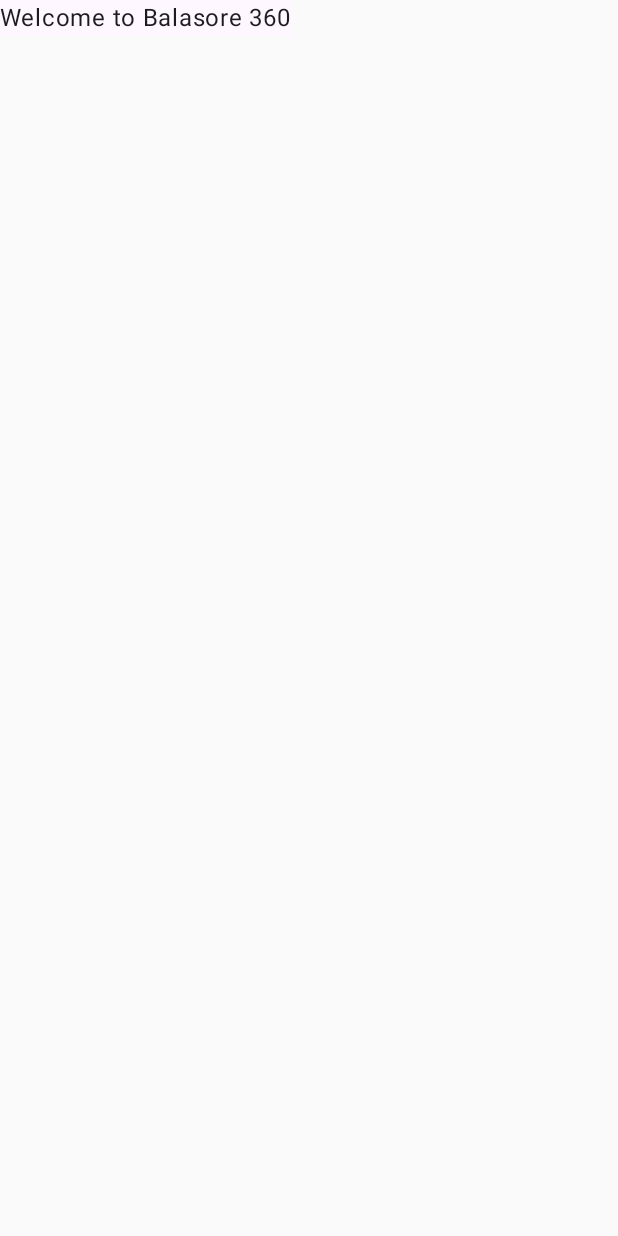
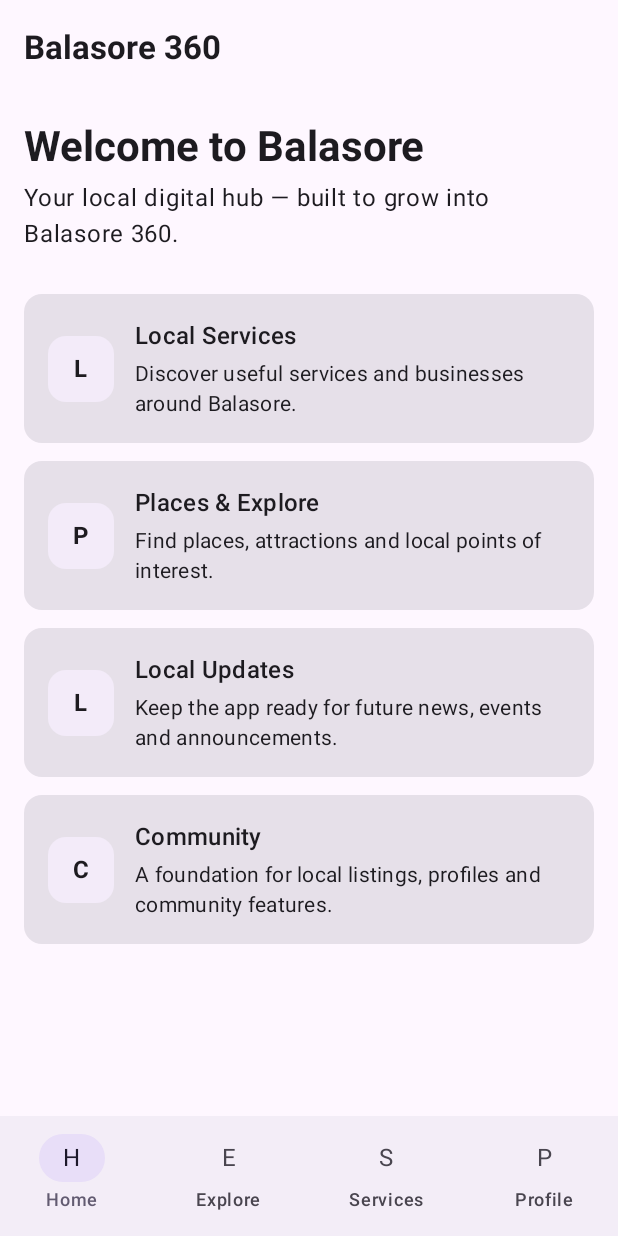
Before and after one commit to niharbhuyan/Balasore360, an Android app built with Jetpack Compose: the screen it shows after launch (MainActivity), on a phone screen of 412 x 824 dp. Before the commit the screen is almost empty. Run offline under Robolectric (Android 15) with nearby library versions, the light colour scheme and no system bars.

Commit message:
Build Balasore360 foundation app shell

```diff
--- a/app/src/main/java/com/balasore360/MainActivity.kt
+++ b/app/src/main/java/com/balasore360/MainActivity.kt
@@ -3,21 +3,148 @@ package com.balasore360
 import android.os.Bundle
 import androidx.activity.ComponentActivity
 import androidx.activity.compose.setContent
+import androidx.compose.foundation.layout.Arrangement
+import androidx.compose.foundation.layout.Column
+import androidx.compose.foundation.layout.Row
+import androidx.compose.foundation.layout.Spacer
+import androidx.compose.foundation.layout.fillMaxSize
+import androidx.compose.foundation.layout.fillMaxWidth
+import androidx.compose.foundation.layout.height
+import androidx.compose.foundation.layout.padding
+import androidx.compose.foundation.layout.size
+import androidx.compose.foundation.lazy.LazyColumn
+import androidx.compose.foundation.lazy.items
+import androidx.compose.material3.Card
+import androidx.compose.material3.ExperimentalMaterial3Api
 import androidx.compose.material3.MaterialTheme
+import androidx.compose.material3.NavigationBar
+import androidx.compose.material3.NavigationBarItem
+import androidx.compose.material3.Scaffold
 import androidx.compose.material3.Surface
 import androidx.compose.material3.Text
+import androidx.compose.material3.TopAppBar
+import androidx.compose.runtime.Composable
+import androidx.compose.runtime.getValue
+import androidx.compose.runtime.mutableIntStateOf
+import androidx.compose.runtime.remember
+import androidx.compose.runtime.setValue
+import androidx.compose.ui.Alignment
+import androidx.compose.ui.Modifier
+import androidx.compose.ui.text.font.FontWeight
+import androidx.compose.ui.unit.dp
+
+private data class Feature(val title: String, val description: String)
+
+private val features = listOf(
+    Feature("Local Services", "Discover useful services and businesses around Balasore."),
+    Feature("Places & Explore", "Find places, attractions and local points of interest."),
+    Feature("Local Updates", "Keep the app ready for future news, events and announcements."),
+    Feature("Community", "A foundation for local listings, profiles and community features.")
+)
 
 class MainActivity : ComponentActivity() {
-
     override fun onCreate(savedInstanceState: Bundle?) {
         super.onCreate(savedInstanceState)
+        setContent { Balasore360App() }
+    }
+}
 
-        setContent {
-            MaterialTheme {
-                Surface {
-                    Text("Welcome to Balasore 360")
+@OptIn(ExperimentalMaterial3Api::class)
+@Composable
+private fun Balasore360App() {
+    var selectedTab by remember { mutableIntStateOf(0) }
+    val tabs = listOf("Home", "Explore", "Services", "Profile")
+
+    MaterialTheme {
+        Surface(modifier = Modifier.fillMaxSize()) {
+            Scaffold(
+                topBar = { TopAppBar(title = { Text("Balasore 360", fontWeight = FontWeight.Bold) }) },
+                bottomBar = {
+                    NavigationBar {
+                        tabs.forEachIndexed { index, label ->
+                            NavigationBarItem(
+                                selected = selectedTab == index,
+                                onClick = { selectedTab = index },
+                                icon = { Text(label.take(1)) },
+                                label = { Text(label) }
+                            )
+                        }
+                    }
+                }
+            ) { padding ->
+                when (selectedTab) {
+                    0 -> HomeScreen(Modifier.padding(padding))
+                    1 -> ExploreScreen(Modifier.padding(padding))
+                    2 -> ServicesScreen(Modifier.padding(padding))
+                    else -> ProfileScreen(Modifier.padding(padding))
                 }
             }
         }
     }
 }
+
+@Composable
+private fun HomeScreen(modifier: Modifier = Modifier) {
+    LazyColumn(
+        modifier = modifier.fillMaxSize().padding(16.dp),
+        verticalArrangement = Arrangement.spacedBy(12.dp)
+    ) {
+        item {
+            Text("Welcome to Balasore", style = MaterialTheme.typography.headlineMedium, fontWeight = FontWeight.Bold)
+            Spacer(Modifier.height(4.dp))
+            Text("Your local digital hub — built to grow into Balasore 360.")
+        }
+        item { Spacer(Modifier.height(4.dp)) }
+        items(features) { feature -> FeatureCard(feature) }
+    }
+}
+
+@Composable
+private fun ExploreScreen(modifier: Modifier = Modifier) {
+    EmptyState(modifier, "Explore Balasore", "Places, attractions, events and local discovery will live here.")
+}
+
+@Composable
+private fun ServicesScreen(modifier: Modifier = Modifier) {
+    EmptyState(modifier, "Local Services", "Business listings, categories, search and contact actions will be added here.")
+}
+
+@Composable
+private fun ProfileScreen(modifier: Modifier = Modifier) {
+    EmptyState(modifier, "Profile", "Account, saved places, preferences and personalization will be connected here.")
+}
+
+@Composable
+private fun EmptyState(modifier: Modifier, title: String, description: String) {
+    Column(
+        modifier = modifier.fillMaxSize().padding(24.dp),
+        horizontalAlignment = Alignment.CenterHorizontally,
+        verticalArrangement = Arrangement.Center
+    ) {
+        Text(title, style = MaterialTheme.typography.headlineSmall, fontWeight = FontWeight.Bold)
+        Spacer(Modifier.height(8.dp))
+        Text(description, style = MaterialTheme.typography.bodyLarge)
+    }
+}
+
+@Composable
+private fun FeatureCard(feature: Feature) {
+    Card(modifier = Modifier.fillMaxWidth()) {
+        Row(
+            modifier = Modifier.padding(16.dp),
+            verticalAlignment = Alignment.CenterVertically
+        ) {
+            Surface(modifier = Modifier.size(44.dp), shape = MaterialTheme.shapes.medium, tonalElevation = 2.dp) {
+                Column(horizontalAlignment = Alignment.CenterHorizontally, verticalArrangement = Arrangement.Center) {
+                    Text(feature.title.take(1), fontWeight = FontWeight.Bold)
+                }
+            }
+            Spacer(Modifier.size(14.dp))
+            Column(modifier = Modifier.weight(1f)) {
+                Text(feature.title, style = MaterialTheme.typography.titleMedium, fontWeight = FontWeight.SemiBold)
+                Spacer(Modifier.height(3.dp))
+                Text(feature.description, style = MaterialTheme.typography.bodyMedium)
+            }
+        }
+    }
+}
```
